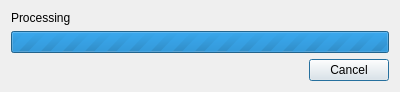
GWmodel-Lab/GWmodelS, file gwmprogressdialog.ui: the form before one commit.
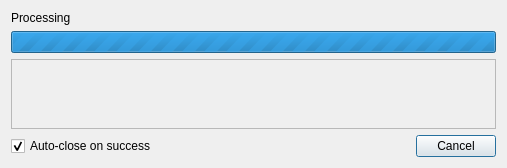
The form after the commit.

Commit message: 新增：进度条窗口日志式输出

Diff of the .ui file:
```diff
--- a/gwmprogressdialog.ui
+++ b/gwmprogressdialog.ui
@@ -6,8 +6,8 @@
    <rect>
     <x>0</x>
     <y>0</y>
-    <width>400</width>
-    <height>82</height>
+    <width>507</width>
+    <height>160</height>
    </rect>
   </property>
   <property name="windowTitle">
@@ -44,6 +44,42 @@
     </widget>
    </item>
    <item>
+    <widget class="QScrollArea" name="logScrollArea">
+     <property name="widgetResizable">
+      <bool>true</bool>
+     </property>
+     <widget class="QWidget" name="logScrollAreaContents">
+      <property name="geometry">
+       <rect>
+        <x>0</x>
+        <y>0</y>
+        <width>487</width>
+        <height>18</height>
+       </rect>
+      </property>
+      <property name="sizePolicy">
+       <sizepolicy hsizetype="Preferred" vsizetype="Fixed">
+        <horstretch>0</horstretch>
+        <verstretch>0</verstretch>
+       </sizepolicy>
+      </property>
+      <layout class="QVBoxLayout" name="verticalLayout_2"/>
+     </widget>
+    </widget>
+   </item>
+   <item>
+    <layout class="QHBoxLayout" name="horizontalLayout">
+     <item>
+      <widget class="QCheckBox" name="checkBox">
+       <property name="text">
+        <string>Auto-close on success</string>
+       </property>
+       <property name="checked">
+        <bool>true</bool>
+       </property>
+      </widget>
+     </item>
+     <item>
     <widget class="QDialogButtonBox" name="buttonBox">
      <property name="orientation">
       <enum>Qt::Horizontal</enum>
@@ -55,6 +91,8 @@
       <bool>false</bool>
      </property>
     </widget>
+     </item>
+    </layout>
    </item>
   </layout>
  </widget>
```
Lines whose indentation alone changed are shown as unchanged. The commit also changes 1 other file.
